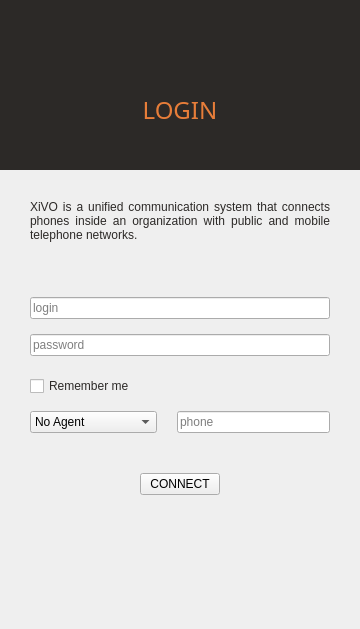
The window that xivoclient/src/login_widget/login_widget.ui (wazo-platform/wazo-client-qt) describes before a commit, drawn with Qt 5.
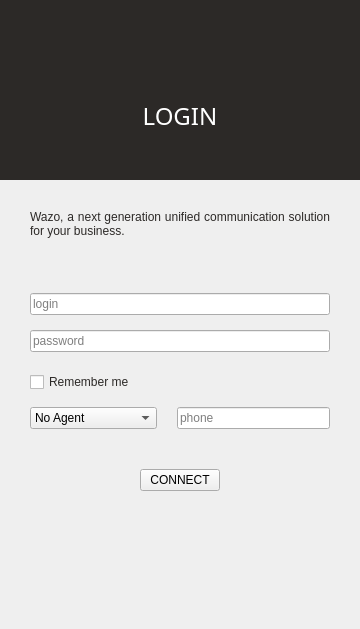
The same window after the commit. Icons and pictures are not drawn.

Commit message: update the login screen for wazo

Diff of the .ui file:
```diff
--- a/xivoclient/src/login_widget/login_widget.ui
+++ b/xivoclient/src/login_widget/login_widget.ui
@@ -49,13 +49,13 @@
      <property name="minimumSize">
       <size>
        <width>0</width>
-       <height>170</height>
+       <height>180</height>
       </size>
      </property>
      <property name="maximumSize">
       <size>
        <width>16777215</width>
-       <height>170</height>
+       <height>180</height>
       </size>
      </property>
      <property name="autoFillBackground">
@@ -138,7 +138,7 @@
          </font>
         </property>
         <property name="styleSheet">
-         <string notr="true">color:#E77D39;</string>
+         <string notr="true">color:#FFFFFF;</string>
         </property>
         <property name="text">
          <string>LOGIN</string>
@@ -268,7 +268,7 @@
             <string notr="true">color: #2c2927;</string>
            </property>
            <property name="text">
-            <string>XiVO is a unified communication system that connects phones inside an organization with public and mobile telephone networks.</string>
+            <string>Wazo, a next generation unified communication solution for your business.</string>
            </property>
            <property name="textFormat">
             <enum>Qt::AutoText</enum>
```
Left out of the diff: 2 changed lines with no effect on the pictures. The commit also changes 3 other files.
